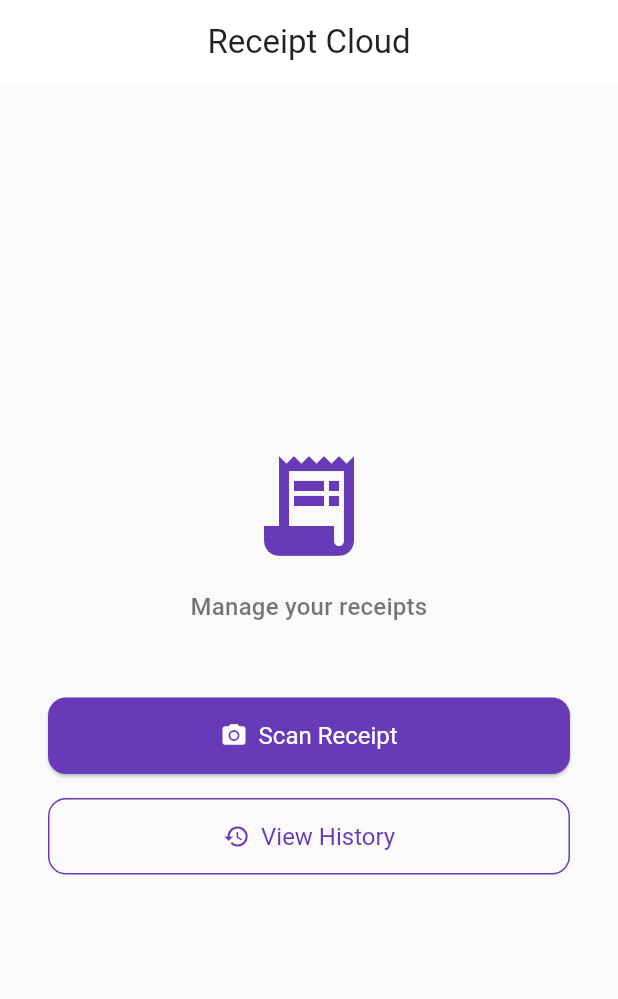
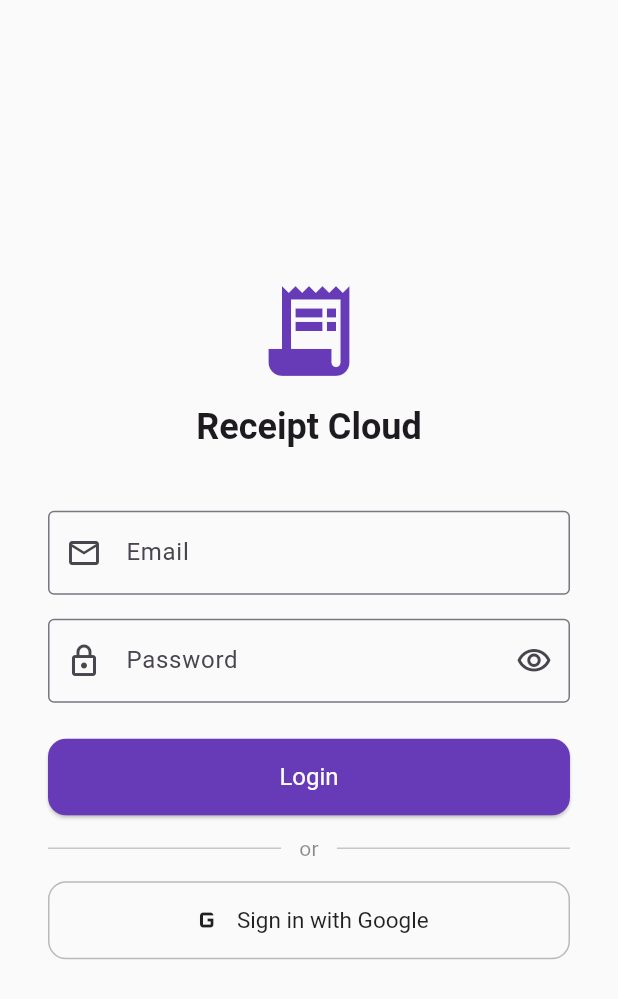
Before and after one commit to danielDanielq/receipt-cloud, a Flutter app: the screen it shows after launch, on a phone screen of 412 x 824 dp. Shown: the top 999 px of the screen. Run offline on Flutter 3.47's test engine with Material 3 defaults, Android fonts, the phone set to English and light mode, and no system bars; our stand-ins replace cloud_firestore, firebase_auth, firebase_core, google_sign_in; accounts and stored records are empty.

Commit message:
phase-2: login screen working, email auth confirmed

```diff
--- a/lib/main.dart
+++ b/lib/main.dart
@@ -1,14 +1,26 @@
+import 'package:firebase_auth/firebase_auth.dart';
 import 'package:firebase_core/firebase_core.dart';
 import 'package:flutter/material.dart';
+import 'package:provider/provider.dart';
+
 import 'firebase_options.dart';
+import 'providers/auth_provider.dart';
 import 'screens/home_screen.dart';
+import 'screens/login_screen.dart';
 
 void main() async {
   WidgetsFlutterBinding.ensureInitialized();
   await Firebase.initializeApp(
     options: DefaultFirebaseOptions.currentPlatform,
   );
-  runApp(const ReceiptCloudApp());
+  runApp(
+    MultiProvider(
+      providers: [
+        ChangeNotifierProvider(create: (_) => AppAuthProvider()),
+      ],
+      child: const ReceiptCloudApp(),
+    ),
+  );
 }
 
 class ReceiptCloudApp extends StatelessWidget {
@@ -23,7 +35,20 @@
         colorScheme: ColorScheme.fromSeed(seedColor: Colors.deepPurple),
         useMaterial3: true,
       ),
-      home: const HomeScreen(),
+      home: StreamBuilder<User?>(
+        stream: context.read<AppAuthProvider>().authStateChanges,
+        builder: (context, snapshot) {
+          if (snapshot.connectionState == ConnectionState.waiting) {
+            return const Scaffold(
+              body: Center(child: CircularProgressIndicator()),
+            );
+          }
+          if (snapshot.hasData) {
+            return const HomeScreen();
+          }
+          return const LoginScreen();
+        },
+      ),
     );
   }
 }
--- /dev/null
+++ b/lib/providers/auth_provider.dart
@@ -0,0 +1,83 @@
+import 'package:firebase_auth/firebase_auth.dart';
+import 'package:flutter/foundation.dart';
+import '../services/auth_service.dart';
+
+class AppAuthProvider extends ChangeNotifier {
+  final AuthService _authService = AuthService();
+
+  bool _isLoading = false;
+  String? _errorMessage;
+
+  bool get isLoading => _isLoading;
+  String? get errorMessage => _errorMessage;
+  Stream<User?> get authStateChanges => _authService.authStateChanges;
+
+  Future<bool> signInWithEmail(String email, String password) async {
+    try {
+      _setLoading(true);
+      _clearError();
+      await _authService.signInWithEmail(email, password);
+      return true;
+    } on FirebaseAuthException catch (e) {
+      _errorMessage = _friendlyError(e.code);
+      notifyListeners();
+      return false;
+    } finally {
+      _setLoading(false);
+    }
+  }
+
+  Future<bool> signInWithGoogle() async {
+    try {
+      _setLoading(true);
+      _clearError();
+      await _authService.signInWithGoogle();
+      return true;
+    } on FirebaseAuthException catch (e) {
+      _errorMessage = _friendlyError(e.code);
+      notifyListeners();
+      return false;
+    } finally {
+      _setLoading(false);
+    }
+  }
+
+  Future<void> signOut() async {
+    try {
+      await _authService.signOut();
+    } on FirebaseAuthException catch (e) {
+      _errorMessage = _friendlyError(e.code);
+      notifyListeners();
+    }
+  }
+
+  void clearError() => _clearError();
+
+  void _setLoading(bool value) {
+    _isLoading = value;
+    notifyListeners();
+  }
+
+  void _clearError() {
+    _errorMessage = null;
+  }
+
+  String _friendlyError(String code) {
+    switch (code) {
+      case 'user-not-found':
+        return 'No account found for that email.';
+      case 'wrong-password':
+        return 'Incorrect password.';
+      case 'invalid-email':
+        return 'Please enter a valid email address.';
+      case 'user-disabled':
+        return 'This account has been disabled.';
+      case 'too-many-requests':
+        return 'Too many attempts. Please try again later.';
+      case 'sign-in-cancelled':
+        return 'Google sign-in was cancelled.';
+      default:
+        return 'Sign-in failed. Please try again.';
+    }
+  }
+}
--- /dev/null
+++ b/lib/screens/login_screen.dart
@@ -0,0 +1,184 @@
+import 'package:flutter/material.dart';
+import 'package:provider/provider.dart';
+import '../providers/auth_provider.dart' show AppAuthProvider;
+
+class LoginScreen extends StatefulWidget {
+  const LoginScreen({super.key});
+
+  @override
+  State<LoginScreen> createState() => _LoginScreenState();
+}
+
+class _LoginScreenState extends State<LoginScreen> {
+  final _formKey = GlobalKey<FormState>();
+  final _emailController = TextEditingController();
+  final _passwordController = TextEditingController();
+  bool _obscurePassword = true;
+
+  @override
+  void dispose() {
+    _emailController.dispose();
+    _passwordController.dispose();
+    super.dispose();
+  }
+
+  Future<void> _signInWithEmail() async {
+    if (!_formKey.currentState!.validate()) return;
+    final auth = context.read<AppAuthProvider>();
+    await auth.signInWithEmail(
+      _emailController.text,
+      _passwordController.text,
+    );
+  }
+
+  Future<void> _signInWithGoogle() async {
+    final auth = context.read<AppAuthProvider>();
+    await auth.signInWithGoogle();
+  }
+
+  @override
+  Widget build(BuildContext context) {
+    return Scaffold(
+      backgroundColor: Colors.grey[50],
+      body: SafeArea(
+        child: Center(
+          child: SingleChildScrollView(
+            padding: const EdgeInsets.symmetric(horizontal: 32.0),
+            child: Consumer<AppAuthProvider>(
+              builder: (context, auth, _) {
+                return Form(
+                  key: _formKey,
+                  child: Column(
+                    crossAxisAlignment: CrossAxisAlignment.stretch,
+                    children: [
+                      const Icon(
+                        Icons.receipt_long,
+                        size: 72,
+                        color: Colors.deepPurple,
+                      ),
+                      const SizedBox(height: 12),
+                      Text(
+                        'Receipt Cloud',
+                        textAlign: TextAlign.center,
+                        style: Theme.of(context)
+                            .textTheme
+                            .headlineSmall
+                            ?.copyWith(fontWeight: FontWeight.bold),
+                      ),
+                      const SizedBox(height: 40),
+                      TextFormField(
+                        controller: _emailController,
+                        keyboardType: TextInputType.emailAddress,
+                        textInputAction: TextInputAction.next,
+                        decoration: const InputDecoration(
+                          labelText: 'Email',
+                          prefixIcon: Icon(Icons.email_outlined),
+                          border: OutlineInputBorder(),
+                        ),
+                        validator: (value) {
+                          if (value == null || value.trim().isEmpty) {
+                            return 'Please enter your email.';
+                          }
+                          if (!value.contains('@')) {
+                            return 'Please enter a valid email.';
+                          }
+                          return null;
+                        },
+                      ),
+                      const SizedBox(height: 16),
+                      TextFormField(
+                        controller: _passwordController,
+                        obscureText: _obscurePassword,
+                        textInputAction: TextInputAction.done,
+                        onFieldSubmitted: (_) => _signInWithEmail(),
+                        decoration: InputDecoration(
+                          labelText: 'Password',
+                          prefixIcon: const Icon(Icons.lock_outlined),
+                          border: const OutlineInputBorder(),
+                          suffixIcon: IconButton(
+                            icon: Icon(_obscurePassword
+                                ? Icons.visibility_outlined
+                                : Icons.visibility_off_outlined),
+                            onPressed: () => setState(
+                                () => _obscurePassword = !_obscurePassword),
+                          ),
+                        ),
+                        validator: (value) {
+                          if (value == null || value.isEmpty) {
+                            return 'Please enter your password.';
+                          }
+                          return null;
+                        },
+                      ),
+                      if (auth.errorMessage != null) ...[
+                        const SizedBox(height: 12),
+                        Text(
+                          auth.errorMessage!,
+                          style: TextStyle(
+                            color: Theme.of(context).colorScheme.error,
+                            fontSize: 13,
+                          ),
+                          textAlign: TextAlign.center,
+                        ),
+                      ],
+                      const SizedBox(height: 24),
+                      ElevatedButton(
+                        onPressed: auth.isLoading ? null : _signInWithEmail,
+                        style: ElevatedButton.styleFrom(
+                          backgroundColor: Colors.deepPurple,
+                          foregroundColor: Colors.white,
+                          padding: const EdgeInsets.symmetric(vertical: 16),
+                          textStyle: const TextStyle(fontSize: 16),
+                          shape: RoundedRectangleBorder(
+                            borderRadius: BorderRadius.circular(12),
+                          ),
+                        ),
+                        child: auth.isLoading
+                            ? const SizedBox(
+                                height: 20,
+                                width: 20,
+                                child: CircularProgressIndicator(
+                                  strokeWidth: 2,
+                                  color: Colors.white,
+                                ),
+                              )
+                            : const Text('Login'),
+                      ),
+                      const SizedBox(height: 12),
+                      const Row(
+                        children: [
+                          Expanded(child: Divider()),
+                          Padding(
+                            padding: EdgeInsets.symmetric(horizontal: 12),
+                            child: Text('or',
+                                style: TextStyle(color: Colors.black45)),
+                          ),
+                          Expanded(child: Divider()),
+                        ],
+                      ),
+                      const SizedBox(height: 12),
+                      OutlinedButton.icon(
+                        onPressed: auth.isLoading ? null : _signInWithGoogle,
+                        icon: const Icon(Icons.g_mobiledata, size: 24),
+                        label: const Text('Sign in with Google'),
+                        style: OutlinedButton.styleFrom(
+                          foregroundColor: Colors.black87,
+                          side: const BorderSide(color: Colors.black26),
+                          padding: const EdgeInsets.symmetric(vertical: 14),
+                          textStyle: const TextStyle(fontSize: 15),
+                          shape: RoundedRectangleBorder(
+                            borderRadius: BorderRadius.circular(12),
+                          ),
+                        ),
+                      ),
+                    ],
+                  ),
+                );
+              },
+            ),
+          ),
+        ),
+      ),
+    );
+  }
+}
--- /dev/null
+++ b/lib/services/auth_service.dart
@@ -0,0 +1,40 @@
+import 'package:firebase_auth/firebase_auth.dart';
+import 'package:google_sign_in/google_sign_in.dart';
+
+class AuthService {
+  final FirebaseAuth _auth = FirebaseAuth.instance;
+  final GoogleSignIn _googleSignIn = GoogleSignIn();
+
+  Stream<User?> get authStateChanges => _auth.authStateChanges();
+
+  Future<UserCredential> signInWithEmail(String email, String password) async {
+    return await _auth.signInWithEmailAndPassword(
+      email: email.trim(),
+      password: password,
+    );
+  }
+
+  Future<UserCredential> signInWithGoogle() async {
+    final GoogleSignInAccount? googleUser = await _googleSignIn.signIn();
+    if (googleUser == null) {
+      throw FirebaseAuthException(
+        code: 'sign-in-cancelled',
+        message: 'Google sign-in was cancelled.',
+      );
+    }
+    final GoogleSignInAuthentication googleAuth =
+        await googleUser.authentication;
+    final credential = GoogleAuthProvider.credential(
+      accessToken: googleAuth.accessToken,
+      idToken: googleAuth.idToken,
+    );
+    return await _auth.signInWithCredential(credential);
+  }
+
+  Future<void> signOut() async {
+    await Future.wait([
+      _auth.signOut(),
+      _googleSignIn.signOut(),
+    ]);
+  }
+}
--- a/pubspec.yaml
+++ b/pubspec.yaml
@@ -38,6 +38,7 @@
   firebase_auth: ^5.0.0
   cloud_firestore: ^5.0.0
   provider: ^6.1.0
+  google_sign_in: ^6.2.0
 
 dev_dependencies:
   flutter_test:
```
Also changed, not shown: pubspec.lock, 1 other file.
